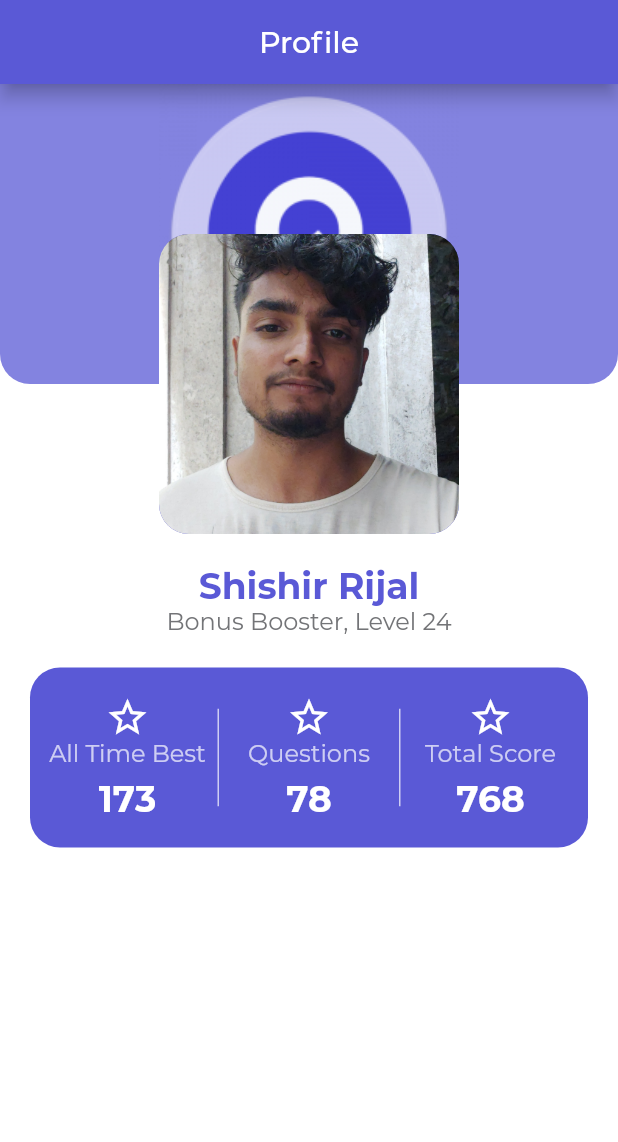
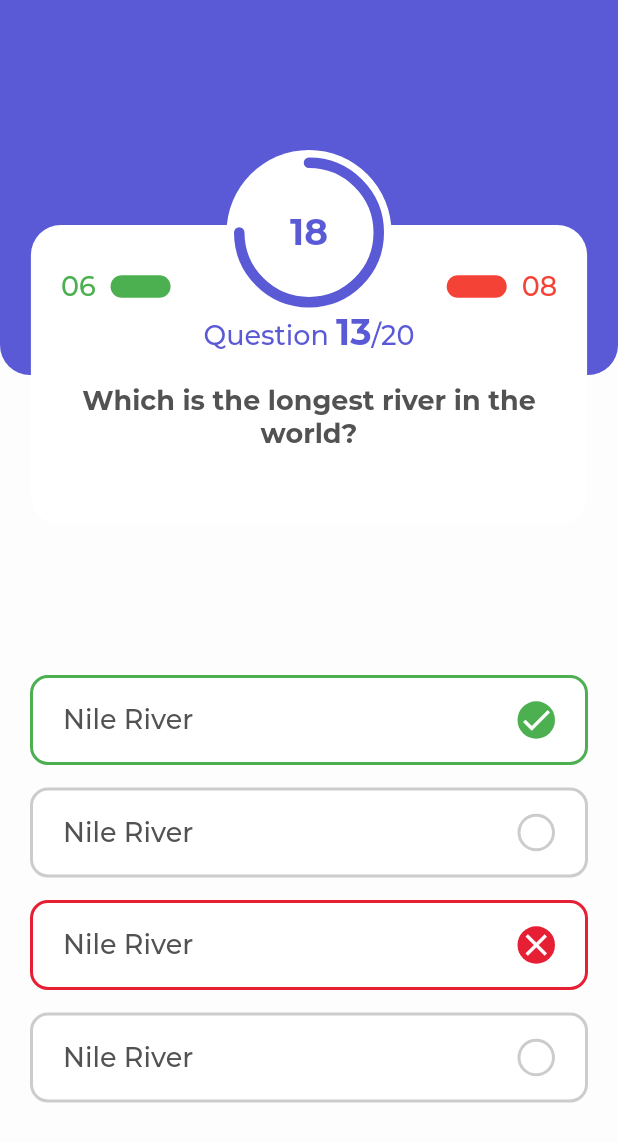
Before and after one commit to ShishirRijal/Quiz-App, a Flutter app: the screen it shows after launch, on a phone screen of 412 x 824 dp. Shown: the top 1142 px of the screen. Run offline on Flutter 3.47's test engine with Material 2 defaults, Android fonts, the phone set to English and light mode, and no system bars; drawn by our look-alikes of percent_indicator; our stand-ins replace cloud_firestore, firebase_auth, firebase_core, google_sign_in, lottie; accounts and stored records are empty.

Commit message:
quiz screen + more

```diff
--- a/lib/main.dart
+++ b/lib/main.dart
@@ -4,6 +4,7 @@ import 'package:provider/provider.dart';
 import 'package:quiz_app/screens/homescreen/home_screen.dart';
 import 'package:quiz_app/screens/login_screen/login_screen.dart';
 import 'package:quiz_app/screens/profile_screen/profile_screen.dart';
+import 'package:quiz_app/screens/quiz_screen/quiz_screen.dart';
 import 'package:quiz_app/services/register_validation.dart';
 import 'package:quiz_app/services/services.dart';
 import 'package:firebase_core/firebase_core.dart';
@@ -35,7 +36,7 @@ class MyApp extends StatelessWidget {
           debugShowCheckedModeBanner: false,
           theme: quizTheme,
           onGenerateRoute: RouteGenerator.getRoute,
-          home: const ProfileScreen(),
+          home: const QuizScreen(),
         );
       }),
     );
--- a/lib/screens/profile_screen/profile_screen.dart
+++ b/lib/screens/profile_screen/profile_screen.dart
@@ -19,6 +19,8 @@ class ProfileScreen extends StatelessWidget {
             Column(
               children: [
                 Container(
+                    height: 250,
+                    width: size.width,
                     decoration: BoxDecoration(
                       color: ColorManager.primary.withOpacity(0.75),
                       borderRadius: const BorderRadius.only(
@@ -26,8 +28,6 @@ class ProfileScreen extends StatelessWidget {
                         bottomRight: Radius.circular(20.0),
                       ),
                     ),
-                    height: 200,
-                    width: size.width,
                     child: Image.asset('assets/images/logo.png',
                         fit: BoxFit.contain)),
                 Expanded(
@@ -84,7 +84,7 @@ class ProfileScreen extends StatelessWidget {
               ],
             ),
             Positioned(
-              top: 100,
+              top: 150,
               child: Container(
                 height: 200.0,
                 width: 200.0,
--- a/lib/screens/quiz_screen/quiz_screen.dart
+++ b/lib/screens/quiz_screen/quiz_screen.dart
@@ -0,0 +1,247 @@
+import 'package:flutter/material.dart';
+import 'package:quiz_app/services/resources/style_manger.dart';
+import 'package:percent_indicator/percent_indicator.dart';
+
+class QuizScreen extends StatefulWidget {
+  const QuizScreen({super.key});
+
+  @override
+  State<QuizScreen> createState() => _QuizScreenState();
+}
+
+class _QuizScreenState extends State<QuizScreen> {
+  @override
+  Widget build(BuildContext context) {
+    final size = MediaQuery.of(context).size;
+    return Scaffold(
+      backgroundColor: Color.fromARGB(242, 253, 253, 253),
+      body: Stack(
+        alignment: Alignment.center,
+        clipBehavior: Clip.none,
+        children: [
+          Column(
+            children: [
+              Container(
+                height: 250,
+                width: size.width,
+                decoration: const BoxDecoration(
+                  color: ColorManager.primary,
+                  borderRadius: BorderRadius.only(
+                    bottomLeft: Radius.circular(20.0),
+                    bottomRight: Radius.circular(20.0),
+                  ),
+                ),
+              ),
+              Expanded(
+                child: Padding(
+                  padding: const EdgeInsets.fromLTRB(20, 200, 20, 0),
+                  child: Column(
+                    // crossAxisAlignment: CrossAxisAlignment.center,
+                    children: const [
+                      AnserCard(isTapped: true, ans: 'true'),
+                      SizedBox(height: 15.0),
+                      AnserCard(isTapped: false, ans: 'false'),
+                      SizedBox(height: 15.0),
+                      AnserCard(isTapped: true, ans: 'false'),
+                      SizedBox(height: 15.0),
+                      AnserCard(isTapped: false, ans: 'false'),
+                      //
+                    ],
+                  ),
+                ),
+              ),
+            ],
+          ),
+          Positioned(
+            top: 150,
+            child: QuestionCard(size: size),
+          ),
+          Positioned(
+            top: 100.0,
+            child: Container(
+              padding: const EdgeInsets.all(5),
+              decoration: const BoxDecoration(
+                color: Colors.white,
+                shape: BoxShape.circle,
+              ),
+              child: CircularPercentIndicator(
+                backgroundColor: Colors.white,
+                radius: 50.0,
+                // animationDuration: 500,
+                lineWidth: 7.0,
+                // animation: true,
+                percent: 0.75,
+                progressColor: ColorManager.primary,
+                animateFromLastPercent: true,
+                circularStrokeCap: CircularStrokeCap.round,
+                center: Text(
+                  '18',
+                  style: getBoldTextStyle(
+                    // size: 14,
+                    color: ColorManager.primary,
+                  ),
+                ),
+              ),
+            ),
+          ),
+        ],
+      ),
+    );
+  }
+}
+
+class AnserCard extends StatelessWidget {
+  const AnserCard({
+    Key? key,
+    required this.isTapped,
+    required this.ans,
+  }) : super(key: key);
+  final bool isTapped;
+  final String ans;
+
+  bool checkAnswer() {
+    return ans == 'true';
+  }
+
+  @override
+  Widget build(BuildContext context) {
+    return Container(
+      padding: const EdgeInsets.symmetric(horizontal: 20.0, vertical: 10.0),
+      width: double.infinity,
+      height: 60.0,
+      decoration: BoxDecoration(
+        color: Colors.white,
+        border: Border.all(
+          color: !isTapped
+              ? Color.fromARGB(255, 205, 204, 204)
+              : (checkAnswer() ? ColorManager.correct : ColorManager.error),
+          width: 2.0,
+        ),
+        borderRadius: BorderRadius.circular(12.0),
+      ),
+      child: Row(
+        crossAxisAlignment: CrossAxisAlignment.center,
+        mainAxisAlignment: MainAxisAlignment.spaceBetween,
+        children: [
+          Text("Nile River",
+              style: getMediumTextStyle(color: ColorManager.darkGrey)),
+          Container(
+            height: 25,
+            width: 25,
+            decoration: BoxDecoration(
+              color: !isTapped
+                  ? Colors.transparent
+                  : (checkAnswer() ? ColorManager.correct : ColorManager.error),
+              borderRadius: BorderRadius.circular(15.0),
+              border: isTapped
+                  ? null
+                  : Border.all(
+                      color: const Color.fromARGB(255, 205, 204, 204),
+                      width: 2.0,
+                    ),
+            ),
+            child: !isTapped
+                ? null
+                : Icon(
+                    checkAnswer() ? Icons.check : Icons.close,
+                    color: Colors.white,
+                  ),
+          ),
+        ],
+      ),
+    );
+  }
+}
+
+class QuestionCard extends StatelessWidget {
+  const QuestionCard({
+    Key? key,
+    required this.size,
+  }) : super(key: key);
+
+  final Size size;
+
+  @override
+  Widget build(BuildContext context) {
+    return Container(
+      padding: const EdgeInsets.symmetric(horizontal: 20.0, vertical: 10.0),
+      height: 200.0,
+      width: size.width * 0.9,
+      decoration: BoxDecoration(
+        color: Colors.white,
+        borderRadius: BorderRadius.circular(20.0),
+      ),
+      child: Column(
+        mainAxisAlignment: MainAxisAlignment.start,
+        children: [
+          const SizedBox(height: 20.0),
+          Row(
+            mainAxisAlignment: MainAxisAlignment.spaceBetween,
+            children: const [
+              LabelledChip(isWrong: false, score: 06),
+              LabelledChip(isWrong: true, score: 08),
+            ],
+          ),
+          const SizedBox(height: 5.0),
+          Flexible(
+            child: RichText(
+                textAlign: TextAlign.center,
+                text: TextSpan(children: [
+                  TextSpan(
+                      text: "Question ",
+                      style: getMediumTextStyle(color: ColorManager.primary)),
+                  TextSpan(
+                      text: "13",
+                      style: getBoldTextStyle(color: ColorManager.primary)),
+                  TextSpan(
+                      text: "/20",
+                      style: getMediumTextStyle(color: ColorManager.primary)),
+                ])),
+          ),
+          const SizedBox(height: 20.0),
+          Align(
+            child: Text("Which is the longest river in the world?",
+                textAlign: TextAlign.center,
+                style: getMediumTextStyle(
+                  fontWeight: FontWeight.bold,
+                  color: ColorManager.darkGrey,
+                )),
+          )
+        ],
+      ),
+    );
+  }
+}
+
+class LabelledChip extends StatelessWidget {
+  const LabelledChip({
+    Key? key,
+    required this.isWrong,
+    required this.score,
+  }) : super(key: key);
+  final bool isWrong;
+  final int score;
+  @override
+  Widget build(BuildContext context) {
+    return Row(
+      mainAxisAlignment: MainAxisAlignment.start,
+      children: [
+        if (!isWrong)
+          Text(score < 10 ? '0$score' : '$score',
+              style: getMediumTextStyle(color: Colors.green)),
+        Container(
+          height: 15.0,
+          width: 40.0,
+          margin: const EdgeInsets.symmetric(horizontal: 10.0),
+          decoration: BoxDecoration(
+            color: isWrong ? Colors.red : Colors.green,
+            borderRadius: BorderRadius.circular(20.0),
+          ),
+        ),
+        if (isWrong)
+          Text(score < 10 ? '0$score' : '$score',
+              style: getMediumTextStyle(color: Colors.red)),
+      ],
+    );
+  }
+}
--- a/lib/screens/register_screen/register_screen.dart
+++ b/lib/screens/register_screen/register_screen.dart
@@ -111,10 +111,11 @@ class _InputAndRegister extends StatelessWidget {
               : () async {
                   final auth = Provider.of<AuthService>(context, listen: false);
                   // implement register logic
-                  await auth.signUpWithEmailAndPassword(
-                      registerAuth.email.value,
-                      registerAuth.password.value,
-                      context);
+                  await auth
+                      .signUpWithEmailAndPassword(registerAuth.email.value,
+                          registerAuth.password.value, context)
+                      .then((_) => Navigator.pushNamedAndRemoveUntil(
+                          context, Routes.homeRoute, (route) => false));
                 },
           child: const Text("Sign Up"),
         ),
--- a/lib/services/auth_services.dart
+++ b/lib/services/auth_services.dart
@@ -1,3 +1,4 @@
+import 'package:cloud_firestore/cloud_firestore.dart';
 import 'package:firebase_auth/firebase_auth.dart';
 import 'package:flutter/cupertino.dart';
 import 'package:quiz_app/services/helper_functions.dart';
@@ -10,6 +11,8 @@ enum Status { idle, busy }
 
 class AuthService with ChangeNotifier {
   final _auth = FirebaseAuth.instance;
+  final FirebaseFirestore _db = FirebaseFirestore.instance;
+
   User? _user = FirebaseAuth.instance.currentUser;
   User? get user => _user;
   Status status = Status.idle;
@@ -58,8 +61,9 @@ class AuthService with ChangeNotifier {
       String email, String password, BuildContext context) async {
     try {
       status = Status.busy;
-      await _auth.createUserWithEmailAndPassword(
-          email: email, password: password);
+      await _auth
+          .createUserWithEmailAndPassword(email: email, password: password)
+          .then((userCredential) => saveUserDetails());
       status = Status.idle;
     } on FirebaseAuthException catch (e) {
       if (e.code == 'weak-password') {
@@ -101,123 +105,20 @@ class AuthService with ChangeNotifier {
 
   // signout
   signOut() async {
-    FirebaseAuth.instance.signOut();
+    await FirebaseAuth.instance.signOut();
     notifyListeners();
   }
 
+  Future<void> saveUserDetails() async {
+    //save user details
+    User? user = FirebaseAuth.instance.currentUser;
+
+    await _db.collection("users").doc(user?.uid).set({
+      'name': 'Shishir Rijal1',
+      'email': 'ccrrizatl7438@gmail.com',
+    }).catchError((error) => print("Failed"));
+  }
+
   // ends
+
 }
-
-///
-///
-///
-///
-///
-///
-///
-///
-///
-///
-///
-///
-///
-///
-///
-///
-///
-///
-
-// import 'dart:convert';
-// // import 'dart:html' as http;
-
-// import 'package:flutter/material.dart';
-// import 'package:firebase_auth/firebase_auth.dart';
-// import 'package:google_sign_in/google_sign_in.dart';
-// import 'package:quiz_app/screens/screens.dart';
-
-// class AuthServices with ChangeNotifier {
-//   final _auth = FirebaseAuth.instance;
-
-//   User? get user => _auth.currentUser;
-
-//   // determine the screen to enter
-//   Widget handleAuthResponse() {
-//     return StreamBuilder(
-//       stream: _auth.authStateChanges(),
-//       builder: (context, snapshot) {
-//         if (snapshot.hasData) {
-//           return const HomeScreen();
-//         }
-//         return const LoginScreen();
-//       },
-//     );
-//   }
-
-// // Sign in with google
-  // Future<void> signInWithGoogle() async {
-  //   // Trigger the authentication flow
-
-  //   final GoogleSignInAccount? googleUser = await GoogleSignIn().signIn();
-
-  //   // Obtain the auth details from the request
-  //   if (googleUser != null) {
-  //     GoogleSignInAuthentication? googleAuth = await googleUser.authentication;
-
-  //     // Create a new credential
-  //     if (googleAuth != null &&
-  //         googleAuth.accessToken != null &&
-  //         googleAuth.idToken != null) {
-  //       try {
-  //         final credential = GoogleAuthProvider.credential(
-  //           accessToken: googleAuth.accessToken,
-  //           idToken: googleAuth.idToken,
-  //         );
-  //         await FirebaseAuth.instance.signInWithCredential(credential);
-  //       } catch (error) {
-  //         print(error.toString());
-  //       }
-  //     }
-
-  //     // Once signed in, return the UserCredential
-  //     // return
-  //   }
-  //   notifyListeners();
-  // }
-// // create user with email and password
-
-//   Future<void> createUserWithEmailAndPassword(
-//       String emailAddress, String password) async {
-//     await _auth.createUserWithEmailAndPassword(
-//       email: emailAddress,
-//       password: password,
-//     );
-
-//     notifyListeners();
-//   }
-
-//   // Login with email and password
-
-//   // login with email and password
-//   Future<void> signInWithEmailAndPassword(
-//       String emailAddress, String password) async {
-//     await _auth.signInWithEmailAndPassword(
-//       email: emailAddress,
-//       password: password,
-//     );
-
-//     notifyListeners();
-//   }
-
-//   // signout
-//   signOut() async {
-//     ///  Check the existence
-//     var methods =
-//         await FirebaseAuth.instance.fetchSignInMethodsForEmail(user!.email!);
-//     // if the user is logged in with google account
-//     if (methods.contains('google.com')) {
-//       await GoogleSignIn().signOut();
-//     }
-//     FirebaseAuth.instance.signOut();
-//   }
-//   // class ends here
-// }
--- a/lib/services/resources/routes_manager.dart
+++ b/lib/services/resources/routes_manager.dart
@@ -18,7 +18,8 @@ class RouteGenerator {
       case Routes.forgotPasswordRoute:
         return MaterialPageRoute(
             builder: (context) => const ForgotPasswordScreen());
-
+      case Routes.homeRoute:
+        return MaterialPageRoute(builder: (context) => const HomeScreen());
       default:
         return MaterialPageRoute(builder: (context) => const LoginScreen());
     }
--- a/lib/services/resources/style_manger.dart
+++ b/lib/services/resources/style_manger.dart
@@ -22,6 +22,7 @@ class ColorManager {
   static const Color lightGrey = Color(0XFF9E9E9E);
   static const Color white = Color(0XFFFFFFFF);
   static const Color error = Color(0XFFE61F34);
+  static const Color correct = Colors.green;
   static const Color black = Color(0XFF000000);
 }
 
--- a/pubspec.yaml
+++ b/pubspec.yaml
@@ -44,6 +44,7 @@ dependencies:
   cloud_firestore: ^3.5.1
   google_sign_in: ^5.4.2
   http: ^0.13.5
+  percent_indicator: ^4.2.2
 
 dev_dependencies:
   flutter_test:
```
Also changed, not shown: pubspec.lock.
